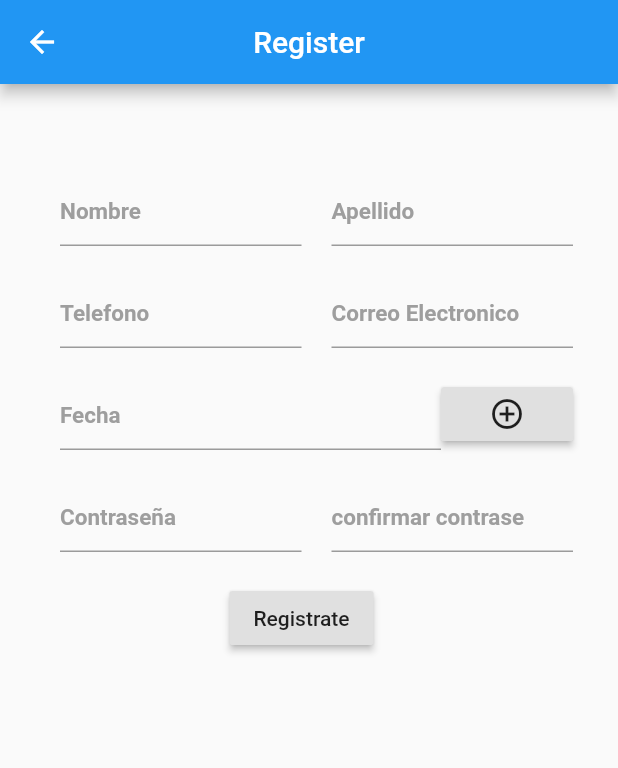
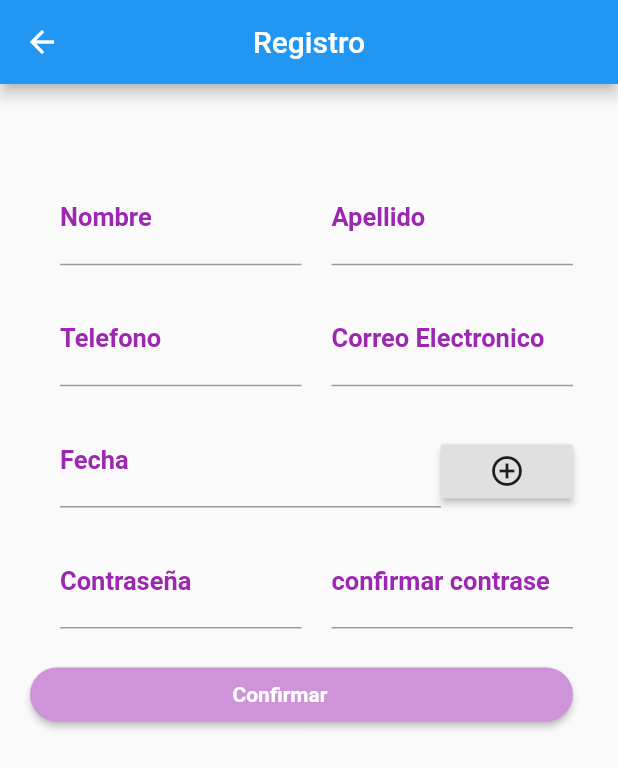
Before and after one commit to FreddySolis/MyLocalStoreFront, a Flutter app: the SecondView screen opened directly, on a phone screen of 412 x 824 dp. Shown: the top 768 px of the screen. Run offline on Flutter 3.47's test engine with Material 2 defaults, Android fonts, the phone set to English and light mode, and no system bars; network calls fail; Roboto replaces fonts that are missing (Monserrat).

Commit message:
Diseño base

```diff
--- a/lib/src/secondView.dart
+++ b/lib/src/secondView.dart
@@ -23,7 +23,6 @@ void setDate(DateTime dateTime) {
 }
 
 class SecondView extends StatelessWidget {
-
   void registro() {
     if (passController.text == passConfirmController.text) {
       String data = '{ "name": "' +
@@ -38,19 +37,15 @@ void registro() {
           calendarController.text +
           '","password":"' +
           passController.text +
-        '","password_confirmation":"' + passConfirmController.text + '"} ';
+          '","password_confirmation":"' +
+          passConfirmController.text +
+          '"} ';
       print(data);
       Api.login(data).then((sucess) {
         if (sucess) {
-      } else {
-
-      }
+        } else {}
       });
-  } else {
-
-
-
-  }
+    } else {}
   }
 
   @override
@@ -58,7 +53,7 @@ void registro() {
     return Scaffold(
       appBar: AppBar(
         centerTitle: true,
-        title: Text('Register'),
+        title: Text('Registro'),
       ),
       body: SingleChildScrollView(
           child: ConstrainedBox(
@@ -104,17 +99,29 @@ void registro() {
                     Padding(padding: EdgeInsets.only(bottom: bottomDistance)),
                     Center(
                         child: RaisedButton(
-                        onPressed: registro,
-                        child: Text('Registrate'),
+                        shape: RoundedRectangleBorder(
+                        borderRadius: BorderRadius.circular(25.0),
                       ),
-                    )
+                      padding: EdgeInsets.fromLTRB(135, 0, 0, 0),
+                      color: Colors.purple[200],
+                      child: Row(
+                        crossAxisAlignment: CrossAxisAlignment.center,
+                        children: <Widget>[Text("Confirmar",style: TextStyle(
+                            color: Colors.white,
+                            fontWeight: FontWeight.bold,
+                            fontFamily: 'Monserrat'
+                          ),)],
+                      ),
+                      onPressed: () {
+                        registro();
+                      },
+                    ))
                   ],
                 ),
               ))),
     );
   }
 }
-
 
 class RowWithTextFields extends StatelessWidget {
   String nombre1;
--- a/lib/src/widgets/textField.dart
+++ b/lib/src/widgets/textField.dart
@@ -1,11 +1,11 @@
 import 'package:flutter/material.dart';
 
-Color color2 = Colors.grey;
+Color color2 = Colors.purple[800];
 
 TextStyle placeHolderStyle = TextStyle(
-
-  color: color2,
-  fontSize: 15,
+  fontFamily: 'Monserrat',
+  fontWeight:  FontWeight.bold,
+  color: Colors.purple
 );
 
 class TextFields extends StatelessWidget {
@@ -19,11 +19,16 @@ class TextFields extends StatelessWidget {
   @override
   Widget build(BuildContext context) {
     return TextField(
-      style: TextStyle(fontWeight: FontWeight.bold, fontSize: 17),
+      style: TextStyle(fontWeight: FontWeight.bold, fontSize: 17, fontFamily: 'Monserrat'),
       obscureText: obscureText,
-      decoration: InputDecoration(hintText: text, hintStyle: placeHolderStyle),
       controller: controller,
-
+      decoration: InputDecoration(
+        labelText: text,
+        labelStyle:placeHolderStyle,
+        focusedBorder: UnderlineInputBorder(
+          borderSide: BorderSide(color: Colors.purple)
+        )
+      ),
     );
   }
 }
```
Also changed, not shown: lib/src/firstView.dart (+42 -100 lines). Lines whose indentation alone changed are shown as unchanged.
